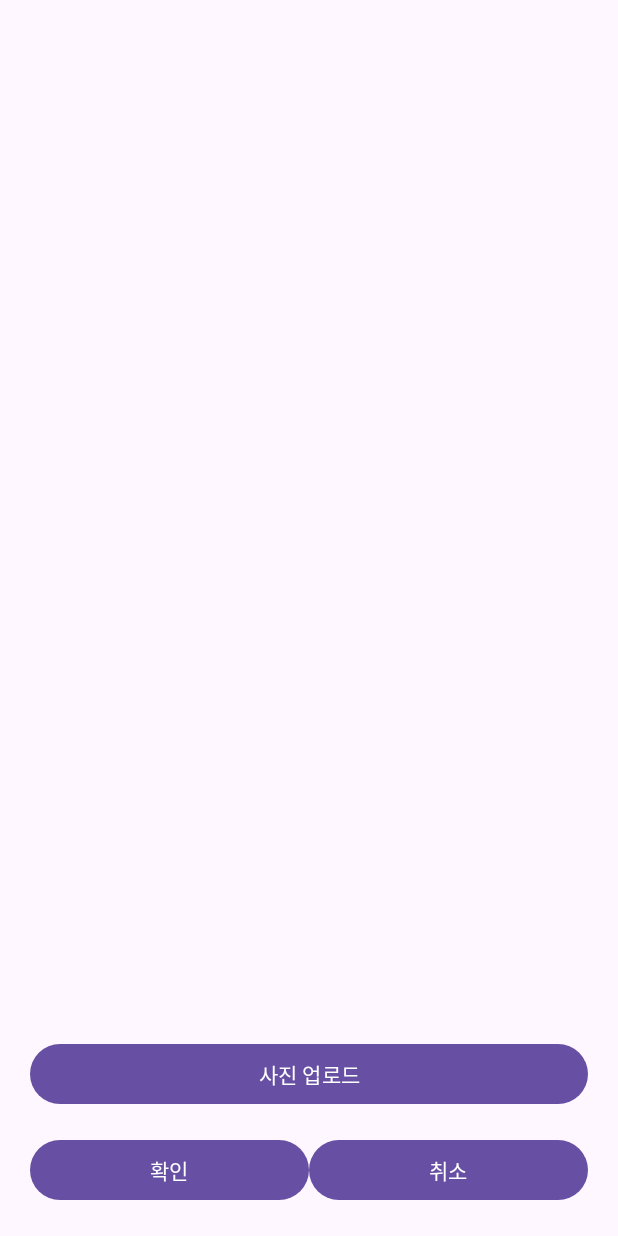
After one commit to kyleidea1/Manolja, an Android app: the CertActivity screen opened directly, with no data from a screen before it, on a phone screen of 412 x 824 dp. The commit adds this screen. Run offline under Robolectric (Android 15) with nearby library versions, the phone set to English and light mode, and no system bars.

Commit message:
feat: 퀘스트 프래그먼트 수정
쿠폰추가, 단체톡 버튼, 인증 과정 추가

```diff
--- /dev/null
+++ b/app/src/main/java/com/example/manolja/ui/Coupon.kt
@@ -0,0 +1,5 @@
+// Coupon.kt
+data class Coupon(
+    val name: String,
+    val location: String
+)
--- /dev/null
+++ b/app/src/main/java/com/example/manolja/ui/activity/CertActivity.kt
@@ -0,0 +1,93 @@
+package com.example.manolja.ui.activity
+
+import android.app.ProgressDialog
+import android.content.Intent
+import android.graphics.Bitmap
+import android.net.Uri
+import android.os.Bundle
+import android.os.Handler
+import android.os.Looper
+import android.provider.MediaStore
+import android.widget.Button
+import android.widget.ImageView
+import android.widget.Toast
+import androidx.appcompat.app.AppCompatActivity
+import com.example.manolja.R
+import java.io.IOException
+
+class CertActivity : AppCompatActivity() {
+
+    private val PICK_IMAGE_REQUEST = 1
+    private lateinit var imageViewPreview: ImageView
+    private var imageUri: Uri? = null
+    private lateinit var progressDialog: ProgressDialog
+
+    override fun onCreate(savedInstanceState: Bundle?) {
+        super.onCreate(savedInstanceState)
+        setContentView(R.layout.activity_cert)
+
+        imageViewPreview = findViewById(R.id.imageViewPreview)
+        val buttonUpload: Button = findViewById(R.id.buttonUpload)
+        val buttonConfirm: Button = findViewById(R.id.buttonConfirm)
+        val buttonCancel: Button = findViewById(R.id.buttonCancel)
+
+        // ProgressDialog 초기화
+        progressDialog = ProgressDialog(this).apply {
+            setMessage("인증 중...")
+            setCancelable(false)
+        }
+
+        // 사진 업로드 버튼 클릭 리스너
+        buttonUpload.setOnClickListener { openFileChooser() }
+
+        // 확인 버튼 클릭 리스너
+        buttonConfirm.setOnClickListener {
+            if (imageUri != null) {
+                // 로딩 창 표시
+                progressDialog.show()
+
+                // 사진 업로드 로직 구현 (예: 서버에 업로드)
+                // 여기서는 업로드가 완료된 후 로직을 직접 호출합니다.
+                uploadImageAndFinish()
+            } else {
+                Toast.makeText(this, "사진을 선택해 주세요.", Toast.LENGTH_SHORT).show()
+            }
+        }
+
+        // 취소 버튼 클릭 리스너
+        buttonCancel.setOnClickListener { finish() } // 액티비티 종료
+    }
+
+    private fun openFileChooser() {
+        val intent = Intent(Intent.ACTION_PICK, MediaStore.Images.Media.EXTERNAL_CONTENT_URI)
+        intent.type = "image/*"
+        startActivityForResult(intent, PICK_IMAGE_REQUEST)
+    }
+
+    override fun onActivityResult(requestCode: Int, resultCode: Int, data: Intent?) {
+        super.onActivityResult(requestCode, resultCode, data)
+        if (requestCode == PICK_IMAGE_REQUEST && resultCode == RESULT_OK && data != null && data.data != null) {
+            imageUri = data.data
+            try {
+                val bitmap: Bitmap = MediaStore.Images.Media.getBitmap(contentResolver, imageUri)
+                imageViewPreview.setImageBitmap(bitmap)
+            } catch (e: IOException) {
+                e.printStackTrace()
+            }
+        }
+    }
+
+    private fun uploadImageAndFinish() {
+        // 업로드 시뮬레이션을 위해 3초 지연
+        Handler(Looper.getMainLooper()).postDelayed({
+            // 로딩 창 닫기
+            progressDialog.dismiss()
+
+            // 결과 전달: 인증 성공
+            val resultIntent = Intent()
+            resultIntent.putExtra("upload_success", true)
+            setResult(RESULT_OK, resultIntent)
+            finish() // CertActivity 종료
+        }, 3000) // 3000ms = 3초
+    }
+}
--- a/app/src/main/java/com/example/manolja/ui/activity/MainActivity.kt
+++ b/app/src/main/java/com/example/manolja/ui/activity/MainActivity.kt
@@ -1,11 +1,11 @@
 package com.example.manolja.ui.activity
 
-import QuestFragment
 import android.os.Bundle
 import androidx.appcompat.app.AppCompatActivity
 import com.example.manolja.R
 import com.example.manolja.databinding.ActivityMainBinding
 import com.example.manolja.ui.fragment.HomeFragment
+import com.example.manolja.ui.fragment.QuestFragment
 import com.example.manolja.ui.fragment.RecordFragment
 
 class MainActivity : AppCompatActivity() {
--- /dev/null
+++ b/app/src/main/res/layout/activity_cert.xml
@@ -0,0 +1,63 @@
+<?xml version="1.0" encoding="utf-8"?>
+<androidx.constraintlayout.widget.ConstraintLayout
+    xmlns:android="http://schemas.android.com/apk/res/android"
+    android:layout_width="match_parent"
+    android:layout_height="match_parent"
+    android:padding="20dp"
+    xmlns:tools="http://schemas.android.com/tools"
+    xmlns:app="http://schemas.android.com/apk/res-auto"
+    tools:context=".CertActivity">
+
+    <!-- 사진 미리보기 이미지뷰 -->
+    <ImageView
+        android:id="@+id/imageViewPreview"
+        android:layout_width="0dp"
+        android:layout_height="0dp"
+        android:scaleType="centerCrop"
+        app:layout_constraintTop_toTopOf="parent"
+        app:layout_constraintStart_toStartOf="parent"
+        app:layout_constraintEnd_toEndOf="parent"
+        app:layout_constraintBottom_toTopOf="@+id/buttonUpload"
+        android:layout_marginBottom="16dp"
+        android:contentDescription="사진 미리보기" />
+
+    <!-- 사진 업로드 버튼 -->
+    <Button
+        android:id="@+id/buttonUpload"
+        android:layout_width="0dp"
+        android:layout_height="wrap_content"
+        android:text="사진 업로드"
+        app:layout_constraintStart_toStartOf="parent"
+        app:layout_constraintEnd_toEndOf="parent"
+        app:layout_constraintBottom_toTopOf="@+id/buttonContainer"
+        android:layout_marginBottom="16dp" />
+
+    <!-- 확인 및 취소 버튼 컨테이너 -->
+    <LinearLayout
+        android:id="@+id/buttonContainer"
+        android:layout_width="0dp"
+        android:layout_height="wrap_content"
+        android:orientation="horizontal"
+        app:layout_constraintBottom_toBottomOf="parent"
+        app:layout_constraintStart_toStartOf="parent"
+        app:layout_constraintEnd_toEndOf="parent"
+        android:gravity="center">
+
+        <!-- 확인 버튼 -->
+        <Button
+            android:id="@+id/buttonConfirm"
+            android:layout_width="0dp"
+            android:layout_height="wrap_content"
+            android:layout_weight="1"
+            android:text="확인"/>
+
+        <!-- 취소 버튼 -->
+        <Button
+            android:id="@+id/buttonCancel"
+            android:layout_width="0dp"
+            android:layout_height="wrap_content"
+            android:layout_weight="1"
+            android:text="취소"/>
+    </LinearLayout>
+
+</androidx.constraintlayout.widget.ConstraintLayout>
```
Also changed, not shown: app/src/main/AndroidManifest.xml (+7 -4 lines), app/src/main/java/com/example/manolja/ui/QuestAdapter.kt (+44 -19 lines), app/src/main/java/com/example/manolja/ui/activity/GroupChatActivity.kt (added, +15 -0 lines), app/src/main/java/com/example/manolja/ui/fragment/QuestFragment.kt (+83 -36 lines), app/src/main/res/layout/activity_group_chat.xml (added, +14 -0 lines), app/src/main/res/layout/fragment_quest.xml (+44 -4 lines), app/src/main/res/layout/questitem.xml (+6 -18 lines), app/src/main/res/layout/test.xml (added, +53 -0 lines), 1 other file.
